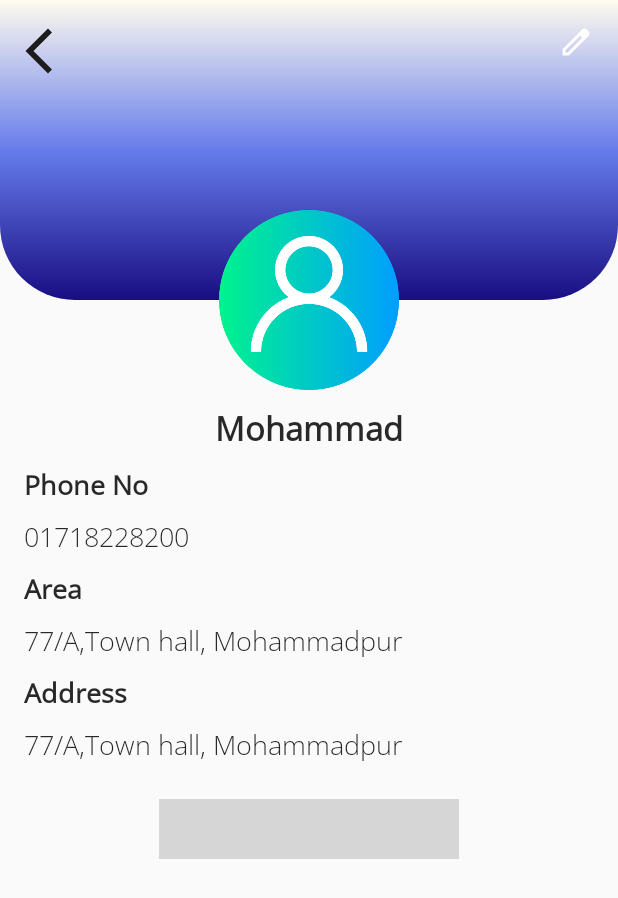
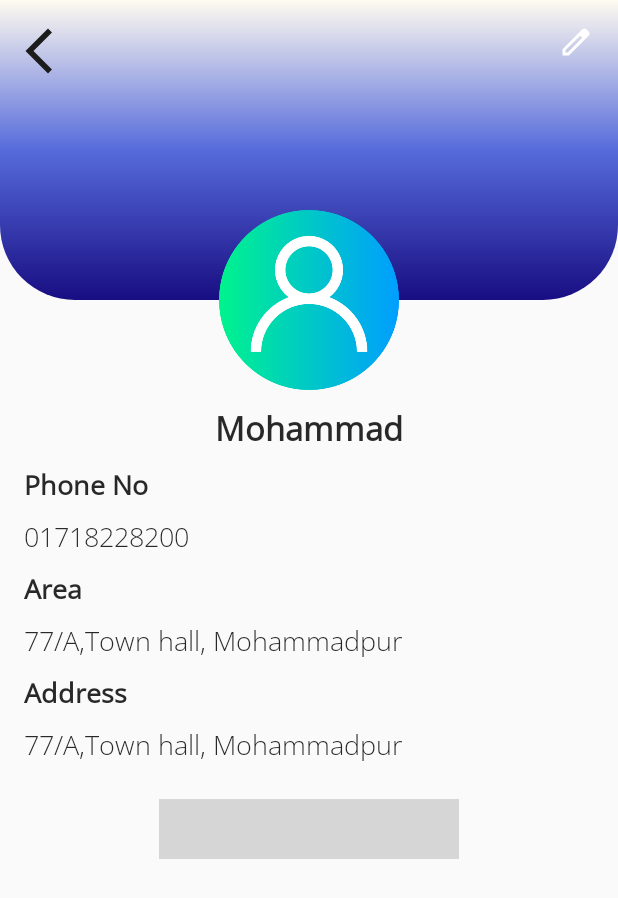
Before and after one commit to SkNoman/Tac, an Android app: the layout fragment_profile.xml on its own in the app's theme, with its tools: preview values and no code run, on a phone screen of 412 x 824 dp. Shown: the top 898 px of the screen. Run offline under Robolectric (Android 15) with nearby library versions, the light colour scheme and no system bars; Roboto replaces fonts that are not available here; grey boxes are pictures that could not be loaded.

Commit message:
Update bottom_round_profile.xml

```diff
--- a/app/src/main/res/drawable/bottom_round_profile.xml
+++ b/app/src/main/res/drawable/bottom_round_profile.xml
@@ -6,7 +6,7 @@
         android:bottomLeftRadius="@dimen/dp50"/>
 
     <gradient android:startColor="@color/offWhiteAppV2"
-        android:centerColor="#667CEB"
+        android:centerColor="#566BDB"
         android:endColor="@color/appThemeBlue"
         android:angle="-90"
         android:type="linear"/>
```
